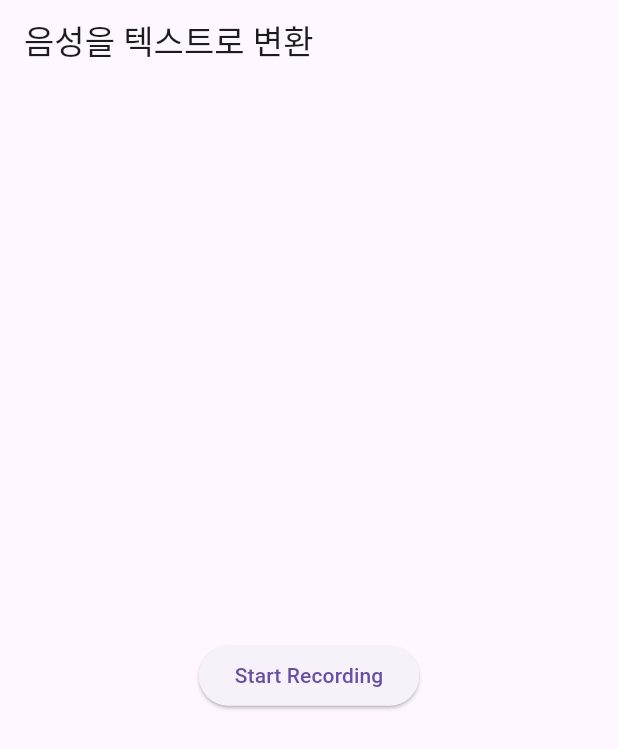
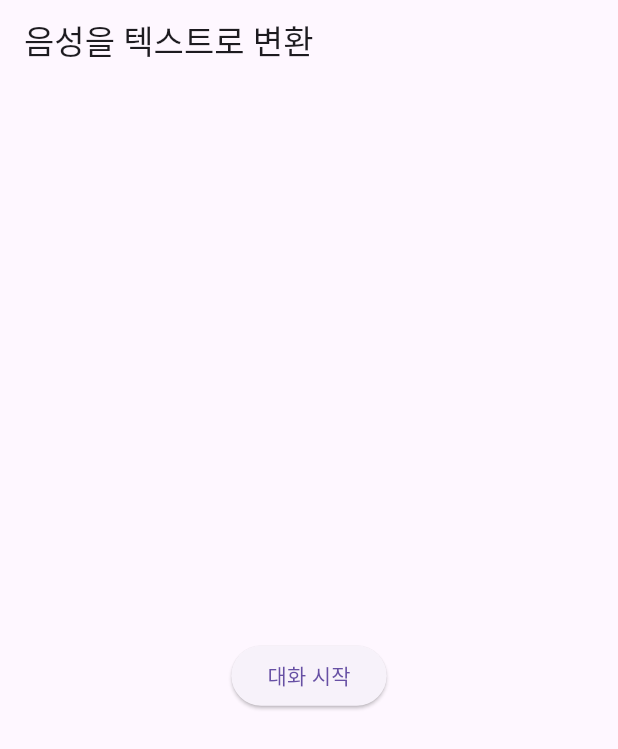
Before and after one commit to AucSuSu/banditbul, a Flutter app: the VoiceToTextPage screen opened directly, on a phone screen of 412 x 824 dp. Shown: the top 749 px of the screen. Run offline on Flutter 3.47's test engine with Material 3 defaults, Android fonts, the phone set to English and light mode, and no system bars; our stand-ins replace dio, flutter_tts, fluttertoast, get, location, path_drawing; missing offline and left inert: flutter_sound.

Commit message:
Feat: 클로바 스피치

```diff
--- a/frontend/application/lib/util/stt_function.dart
+++ b/frontend/application/lib/util/stt_function.dart
@@ -102,7 +102,7 @@ class _VoiceToTextPageState extends State<VoiceToTextPage> {
             Text(_text),
             ElevatedButton(
               onPressed: _isRecording ? _stopRecording : _startRecording,
-              child: Text(_isRecording ? 'Stop Recording' : 'Start Recording'),
+              child: Text(_isRecording ? '대화 중지' : '대화 시작'),
             ),
           ],
         ),
```
